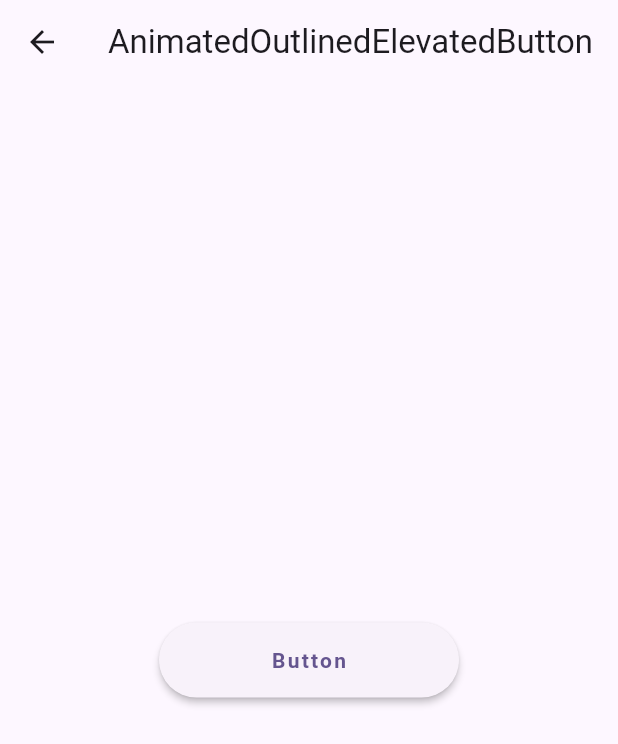
After one commit to HaseebKahn365/material_by_haseeb, a Flutter app: the screen it shows after launch, after a tap on "Animated Outlined Elevated Button", on a phone screen of 412 x 824 dp. The commit adds this screen. Shown: the top 744 px of the screen. Run offline on Flutter 3.47's test engine with Material 3 defaults, Android fonts, the phone set to English and light mode, and no system bars; our stand-ins replace flip_card, flutter_staggered_animations, like_button, progress_state_button; missing offline and left inert: spring_button; Roboto replaces fonts that are missing (Product Sans).

Commit message:
OUTLINED ANIMATED BUTTON ADDED

```diff
--- a/lib/home_view.dart
+++ b/lib/home_view.dart
@@ -1,4 +1,5 @@
 import 'package:flutter/material.dart';
+import 'package:material_by_haseeb/widgets_screens/10AnimatedOutlinedElevatedButton.dart';
 import 'package:material_by_haseeb/widgets_screens/1responsive_icon.dart';
 import 'package:material_by_haseeb/widgets_screens/2ripple_animation.dart';
 import 'package:material_by_haseeb/widgets_screens/3progress_button_1.dart';
@@ -25,6 +26,11 @@ Plugins for buttons: Like Button, Spring Button
 
 
 After all this we will implement a custom widget that will use the hover of the mouse to display cool randomizing text with glow of the cursor.
+After all this we will implement a custom widget that will use the hover of the mouse to display cool randomizing text with glow of the cursor.
+Now that we have implemented everything. Now it is time to create a special elevated button "AnimatedOutlinedElevatedButton" with the following  abilities,
+
+When the cursor hovers over the elevated button the size of the button should increase slightly.
+The outline of the button should be animated like a progress indicator from top left corner all the way around the button and back to the top left corner.
  */
 
 class HomeBody extends StatelessWidget {
@@ -159,6 +165,20 @@ class HomeBody extends StatelessWidget {
               },
               child: const Text('Hover Text'),
             ),
+
+            //this is the button to launch the animated outlined elevated button widget
+            ElevatedButton(
+              onPressed: () {
+                //without using named routes
+                Navigator.push(
+                  context,
+                  MaterialPageRoute(
+                    builder: (context) => AnimatedOutlinedElevatedButton(),
+                  ),
+                );
+              },
+              child: const Text('Animated Outlined Elevated Button'),
+            ),
           ],
         ),
       ),
--- /dev/null
+++ b/lib/widgets_screens/10AnimatedOutlinedElevatedButton.dart
@@ -0,0 +1,147 @@
+// Now that we have implemented everything. Now it is time to create a special elevated button "AnimatedOutlinedElevatedButton" with the following  abilities,
+
+// When the cursor hovers over the elevated button the size of the button should increase slightly.
+// The outline of the button should be animated like a progress indicator from top left corner all the way around the button and back to the top left corner.
+
+import 'package:flutter/material.dart';
+
+class AnimatedOutlinedElevatedButton extends StatefulWidget {
+  const AnimatedOutlinedElevatedButton({Key? key}) : super(key: key);
+
+  @override
+  State<AnimatedOutlinedElevatedButton> createState() =>
+      _AnimatedOutlinedElevatedButtonState();
+}
+
+class _AnimatedOutlinedElevatedButtonState
+    extends State<AnimatedOutlinedElevatedButton>
+    with SingleTickerProviderStateMixin {
+  bool isHovering = false;
+  bool animationStarted = false;
+  late AnimationController controller;
+  late OutlinePainter outlinePainter;
+
+  @override
+  void initState() {
+    super.initState();
+    controller = AnimationController(
+      duration: const Duration(milliseconds: 400),
+      vsync: this,
+    );
+    outlinePainter = OutlinePainter(controller, context: context);
+  }
+
+  @override
+  Widget build(BuildContext context) {
+    return Scaffold(
+      appBar: AppBar(
+        title: Text('AnimatedOutlinedElevatedButton'),
+      ),
+      body: Center(
+        child: MouseRegion(
+          onEnter: (_) {
+            setState(() {
+              isHovering = true;
+              if (!animationStarted) {
+                controller.forward();
+                animationStarted = true;
+              }
+            });
+          },
+          onExit: (_) {
+            setState(() {
+              isHovering = false;
+              animationStarted = false;
+              controller
+                  .reverse(); // Reverse the animation when the mouse exits
+            });
+          },
+          child: AnimatedContainer(
+            duration: Duration(milliseconds: 400),
+            width: isHovering ? 210 : 200,
+            height: isHovering ? 60 : 50,
+            child: Container(
+              width: 200, // specify the width here
+              child: ElevatedButton(
+                onPressed: () {},
+                style: ElevatedButton.styleFrom(
+                  //the elevation should increase when the cursor hovers over the button
+                  elevation: isHovering ? 10 : 2,
+                  //making the padding zero will make the button size to be the same as the container
+                  padding: EdgeInsets.zero, //hell yeah,!! this is what i wanted
+                ),
+                child: CustomPaint(
+                  painter: outlinePainter,
+                  child: Center(
+                    child: Text(
+                      'Button',
+                      style: TextStyle(
+                        fontWeight: FontWeight.bold,
+                        letterSpacing: 1.5,
+                      ),
+                    ),
+                  ),
+                ),
+              ),
+            ),
+          ),
+        ),
+      ),
+    );
+  }
+
+  @override
+  void dispose() {
+    controller.dispose();
+    super.dispose();
+  }
+}
+
+class OutlinePainter extends CustomPainter {
+  final Animation<double> animation;
+  final BuildContext context;
+
+  OutlinePainter(this.animation, {required this.context})
+      : super(repaint: animation);
+
+  @override
+  void paint(Canvas canvas, Size size) {
+    final double strokeWidth = 1.5;
+
+    final paint = Paint()
+      ..color =
+          Theme.of(context).colorScheme.onPrimaryContainer.withOpacity(0.3)
+      ..strokeWidth = strokeWidth
+      ..style = PaintingStyle.stroke;
+
+    final progress = Path()
+      ..addRRect(
+        RRect.fromRectAndRadius(
+          Rect.fromLTWH(
+            strokeWidth / 2,
+            strokeWidth / 2,
+            size.width - strokeWidth,
+            size.height - strokeWidth,
+          ),
+          const Radius.circular(
+              50), // increase the radius to make corners more circular
+        ),
+      )
+      ..close();
+
+    final pathMetrics = progress.computeMetrics();
+    final pathMetric = pathMetrics.first;
+
+    final outlinePath = pathMetric.extractPath(
+      0.0,
+      pathMetric.length * animation.value,
+    );
+
+    canvas.drawPath(outlinePath, paint);
+  }
+
+  @override
+  bool shouldRepaint(covariant CustomPainter oldDelegate) {
+    return true;
+  }
+}
--- a/lib/widgets_screens/9HoverTextEffect.dart
+++ b/lib/widgets_screens/9HoverTextEffect.dart
@@ -45,8 +45,8 @@ class _HoverTextWidgetState extends State<HoverTextWidget> {
                 radius: 0.4,
                 colors: [
                   //make these color according to the theme. (use best options from color scheme)
+                  Theme.of(context).colorScheme.secondary,
                   Theme.of(context).colorScheme.primary,
-                  Theme.of(context).colorScheme.secondary,
                   Theme.of(context).colorScheme.primary.withOpacity(0.0),
                 ],
                 stops: [0.0, 0.5, 1.0],
@@ -61,8 +61,16 @@ class _HoverTextWidgetState extends State<HoverTextWidget> {
                     'Abdul\nHaseeb',
                     style: TextStyle(
                       color: Theme.of(context).colorScheme.onSecondary,
-                      fontSize: 300,
+                      fontSize: 100,
                       fontWeight: FontWeight.w900,
+                      //create a dark outline
+                      shadows: [
+                        Shadow(
+                          color: Theme.of(context).colorScheme.secondary,
+                          offset: Offset(5, 5),
+                          blurRadius: 10,
+                        ),
+                      ],
                     ),
                   ),
                 ),
```
Also changed, not shown: 1 other file.
